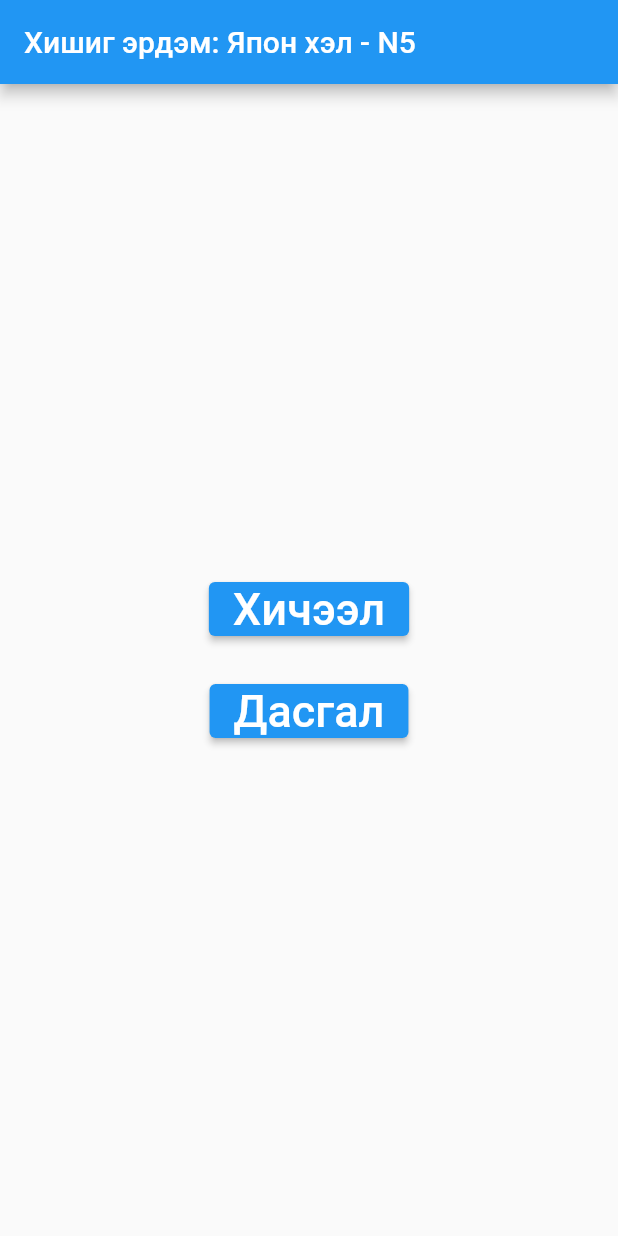
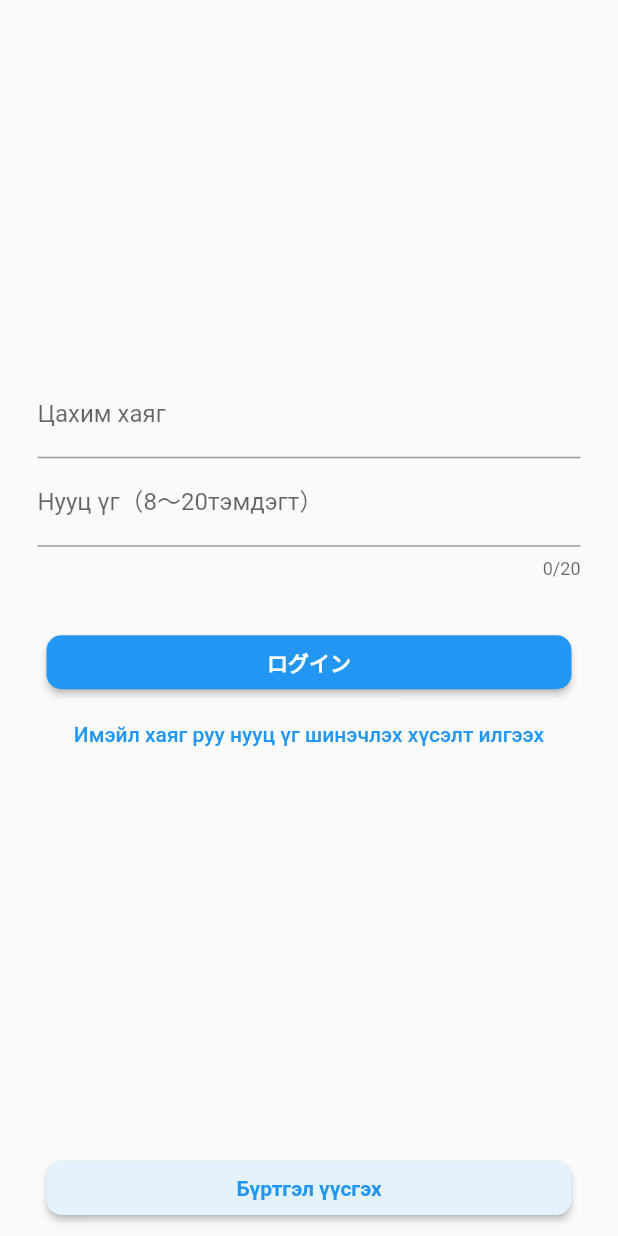
Before and after one commit to Sainkhishig/japanese_n5, a Flutter app: the screen it shows after launch, on a phone screen of 412 x 824 dp. Run offline on Flutter 3.47's test engine with Material 2 defaults, Android fonts, the phone set to English and light mode, and no system bars; our stand-ins replace audio_service, audio_video_progress_bar, csv, firebase_auth, firebase_database, flutter_hooks and 9 more; missing offline and left inert: adaptive_navigation, excel, flash_card, kana_kit, text_to_speech, translit; accounts and stored records are empty.

Commit message:
мэйл бүртгэл

```diff
--- /dev/null
+++ b/lib/authentication/authentication_error.dart
@@ -0,0 +1,43 @@
+// Firebase Authentication利用時の日本語エラーメッセージ
+class Authentication_error {
+  // ログイン時の日本語エラーメッセージ
+  login_error_msg(String error_code) {
+    String error_msg;
+
+    if (error_code == 'ERROR_INVALID_EMAIL') {
+      error_msg = 'Цахим хаяг бүртгэлгүй байна.';
+    } else if (error_code == 'ERROR_USER_NOT_FOUND') {
+      // 入力されたメールアドレスが登録されていない場合
+      error_msg = 'Цахим хаяг болон нууц үгийн мэдээлэл таарахгүй байна.';
+    } else if (error_code == 'ERROR_WRONG_PASSWORD') {
+      // 入力されたパスワードが間違っている場合
+      error_msg = 'Нууц үг буруу байна.';
+    } else if (error_code == 'error') {
+      // メールアドレスかパスワードがEmpty or Nullの場合
+      error_msg = 'Цахим хаяг болон нууц үгийн мэдээллээ оруулна уу.';
+    } else {
+      error_msg = error_code;
+    }
+
+    return error_msg;
+  }
+
+  // アカウント登録時の日本語エラーメッセージ
+  register_error_msg(String error_code) {
+    String error_msg;
+
+    if (error_code == 'ERROR_INVALID_EMAIL') {
+      error_msg = 'Цахим хаяг бүртгэлгүй байна.';
+    } else if (error_code == 'ERROR_EMAIL_ALREADY_IN_USE') {
+      // メールアドレスかパスワードがEmpty or Nullの場合
+      error_msg = 'Цахим хаягаар бүртгэл үүссэн байна';
+    } else if (error_code == 'error') {
+      // メールアドレスかパスワードがEmpty or Nullの場合
+      error_msg = 'Цахим хаяг болон нууц үгийн мэдээллээ оруулна уу';
+    } else {
+      error_msg = error_code;
+    }
+
+    return error_msg;
+  }
+}
--- /dev/null
+++ b/lib/authentication/login.dart
@@ -0,0 +1,168 @@
+import 'package:afen_vocabulary/authentication/home.dart';
+import 'package:flutter/material.dart';
+import 'package:firebase_auth/firebase_auth.dart';
+import 'authentication_error.dart';
+import 'registration.dart';
+
+import 'email_check.dart';
+
+class Login extends StatefulWidget {
+  @override
+  _Login createState() => _Login();
+}
+
+class _Login extends State<Login> {
+  // Firebase 認証
+  final _auth = FirebaseAuth.instance;
+  UserCredential? _result;
+  User? _user;
+
+  String _login_Email = ""; // 入力されたメールアドレス
+  String _login_Password = ""; // 入力されたパスワード
+  String _infoText = ""; // ログインに関する情報を表示
+
+  // エラーメッセージを日本語化するためのクラス
+  final auth_error = Authentication_error();
+
+  @override
+  Widget build(BuildContext context) {
+    return Scaffold(
+      body: Center(
+        child: Column(
+          mainAxisSize: MainAxisSize.min,
+          children: <Widget>[
+            // メールアドレスの入力フォーム
+            Padding(
+                padding: EdgeInsets.fromLTRB(25.0, 0, 25.0, 0),
+                child: TextFormField(
+                  decoration: InputDecoration(labelText: "Цахим хаяг"),
+                  onChanged: (String value) {
+                    _login_Email = value;
+                  },
+                )),
+
+            // パスワードの入力フォーム
+            Padding(
+              padding: EdgeInsets.fromLTRB(25.0, 0, 25.0, 10.0),
+              child: TextFormField(
+                decoration: InputDecoration(labelText: "Нууц үг（8～20тэмдэгт）"),
+                obscureText: true, // パスワードが見えないようRにする
+                maxLength: 20, // 入力可能な文字数
+                maxLengthEnforced: false, // 入力可能な文字数の制限を超える場合の挙動の制御
+                onChanged: (String value) {
+                  _login_Password = value;
+                },
+              ),
+            ),
+
+            // ログイン失敗時のエラーメッセージ
+            Padding(
+              padding: EdgeInsets.fromLTRB(20.0, 0, 20.0, 5.0),
+              child: Text(
+                _infoText,
+                style: TextStyle(color: Colors.red),
+              ),
+            ),
+
+            // ログインボタンの配置
+            ButtonTheme(
+              minWidth: 350.0,
+              // height: 100.0,
+              child: RaisedButton(
+                // ボタンの形状
+                shape: RoundedRectangleBorder(
+                  borderRadius: BorderRadius.circular(10),
+                ),
+
+                onPressed: () async {
+                  try {
+                    // メール/パスワードでログイン
+                    _result = await _auth.signInWithEmailAndPassword(
+                      email: _login_Email,
+                      password: _login_Password,
+                    );
+
+                    // ログイン成功
+                    _user = _result!.user; // ログインユーザーのIDを取得
+
+                    // Email確認が済んでいる場合のみHome画面へ
+                    if (_user!.emailVerified) {
+                      Navigator.push(
+                          context,
+                          MaterialPageRoute(
+                            builder: (context) =>
+                                Home(user_id: _user!.uid, auth: _auth),
+                          ));
+                    } else {
+                      Navigator.push(
+                        context,
+                        MaterialPageRoute(
+                            builder: (context) => Emailcheck(
+                                email: _login_Email,
+                                pswd: _login_Password,
+                                from: 2)),
+                      );
+                    }
+                  } catch (e) {
+                    // ログインに失敗した場合
+                    setState(() {
+                      _infoText = auth_error.login_error_msg("e:::$e");
+                    });
+                  }
+                },
+
+                // ボタン内の文字や書式
+                child: const Text(
+                  'ログイン',
+                  style: TextStyle(fontWeight: FontWeight.bold),
+                ),
+                textColor: Colors.white,
+                color: Colors.blue,
+              ),
+            ),
+
+            // ログイン失敗時のエラーメッセージ
+            TextButton(
+              child:
+                  const Text('Имэйл хаяг руу нууц үг шинэчлэх хүсэлт илгээх'),
+              onPressed: () =>
+                  _auth.sendPasswordResetEmail(email: _login_Email),
+            ),
+          ],
+        ),
+      ),
+
+      // 画面下にアカウント作成画面への遷移ボタンを配置
+      bottomNavigationBar:
+          Column(mainAxisSize: MainAxisSize.min, children: <Widget>[
+        Padding(
+          padding: const EdgeInsets.all(8.0),
+          child: ButtonTheme(
+            minWidth: 350.0,
+            // height: 100.0,
+            child: RaisedButton(
+                child: const Text(
+                  'Бүртгэл үүсгэх',
+                  style: TextStyle(fontWeight: FontWeight.bold),
+                ),
+                textColor: Colors.blue,
+                color: Colors.blue[50],
+                shape: RoundedRectangleBorder(
+                  borderRadius: BorderRadius.circular(10),
+                ),
+
+                // ボタンクリック後にアカウント作成用の画面の遷移する.
+                onPressed: () {
+                  Navigator.of(context).push(
+                    MaterialPageRoute(
+                      fullscreenDialog: true,
+                      builder: (BuildContext context) => Registration(),
+                    ),
+                  );
+                }),
+          ),
+        ),
+      ]),
+    );
+  }
+}
--- a/lib/main.dart
+++ b/lib/main.dart
@@ -1,3 +1,4 @@
+import 'package:afen_vocabulary/authentication/login.dart';
 import 'package:afen_vocabulary/common_frame_learning/common_page/common_frame.dart';
 import 'package:afen_vocabulary/common_frame_practice/common_page/common_practice_page.dart';
 import 'package:afen_vocabulary/common_frame_practice/listening/player/services/service_locator.dart';
@@ -41,7 +42,12 @@ Future<void> main() async {
 class MyApp extends StatelessWidget {
   @override
   Widget build(BuildContext context) {
-    return MaterialApp(home: HomeScreen());
+    return MaterialApp(
+      home: Login(),
+      routes: <String, WidgetBuilder>{
+        '/login': (_) => new Login(),
+      },
+    );
   }
 }
 
```
Also changed, not shown: lib/authentication/email_check.dart (added, +142 -0 lines), lib/authentication/home.dart (added, +60 -0 lines), lib/authentication/registration.dart (added, +257 -0 lines), 1 other file.
